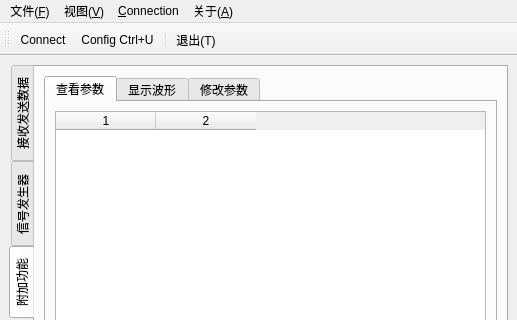
Above: gui/mainwindow.ui from IronSublimate/serialport-bluetooth-helper before the change; both pictures show x 0 to 517 and y 0 to 320 of the 517 by 671 pixel window. Below: the same form after it.
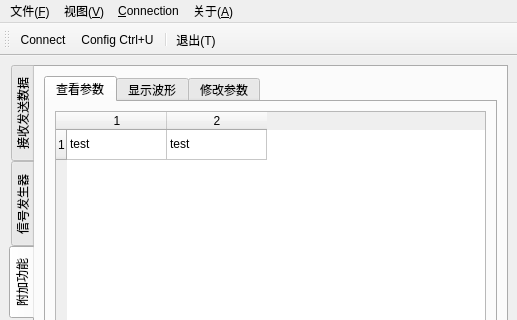
That is the form after the change. The open tabs and pages were chosen to show the change. Icons and pictures are not drawn. Custom widgets are drawn as their Qt base class.

```diff
--- a/gui/mainwindow.ui
+++ b/gui/mainwindow.ui
@@ -464,13 +464,28 @@
                <bool>true</bool>
               </property>
               <property name="rowCount">
-               <number>0</number>
+               <number>1</number>
               </property>
               <property name="columnCount">
                <number>2</number>
               </property>
+              <row>
+               <property name="text">
+                <string>1</string>
+               </property>
+              </row>
               <column/>
               <column/>
+              <item row="0" column="0">
+               <property name="text">
+                <string>test</string>
+               </property>
+              </item>
+              <item row="0" column="1">
+               <property name="text">
+                <string>test</string>
+               </property>
+              </item>
              </widget>
             </item>
             <item row="1" column="0">
```
Left out of the diff: 2 changed lines with no effect on the pictures.
